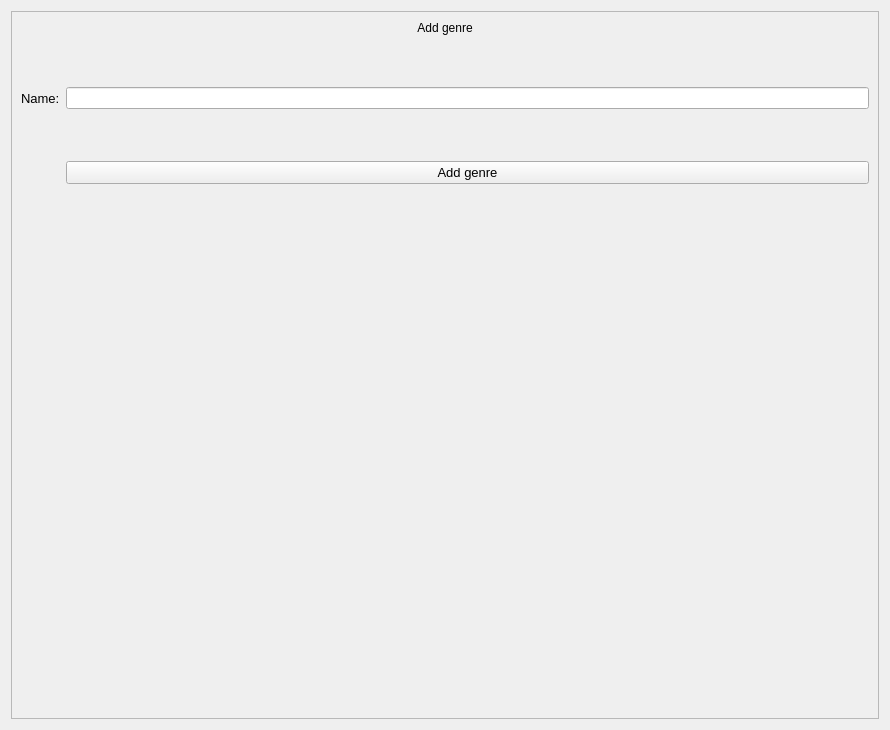
nisaia/P-yQt-ersonal-management-system, file assets/XML/addGenre_window.ui: the form before one commit.
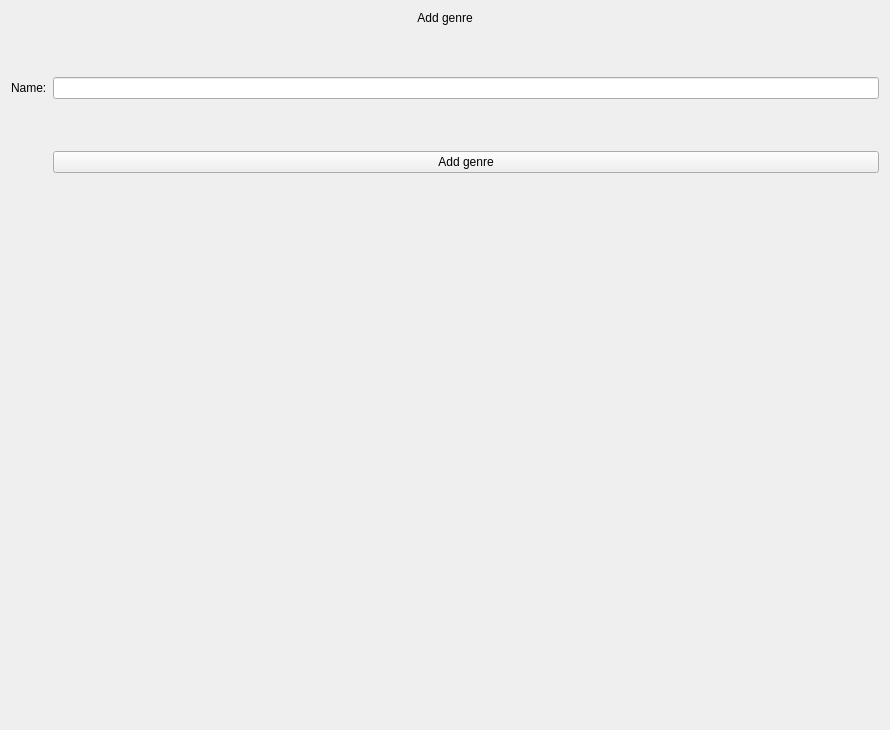
The form after the commit.

What changed in the file:
```diff
--- a/assets/XML/addGenre_window.ui
+++ b/assets/XML/addGenre_window.ui
@@ -13,98 +13,64 @@
   <property name="windowTitle">
    <string>Form</string>
   </property>
-  <property name="styleSheet">
-   <string notr="true">QLabel#addCategory_label {
-	background-color: green;
-}</string>
-  </property>
-  <layout class="QVBoxLayout" name="verticalLayout">
-   <item>
-    <widget class="QFrame" name="frame">
-     <property name="font">
-      <font>
-       <pointsize>14</pointsize>
-      </font>
+  <layout class="QFormLayout" name="formLayout">
+   <item row="0" column="0" colspan="2">
+    <widget class="QLabel" name="addGenre_label">
+     <property name="text">
+      <string>Add genre</string>
      </property>
-     <property name="frameShape">
-      <enum>QFrame::StyledPanel</enum>
+     <property name="alignment">
+      <set>Qt::AlignCenter</set>
      </property>
-     <property name="frameShadow">
-      <enum>QFrame::Raised</enum>
+    </widget>
+   </item>
+   <item row="1" column="0" colspan="2">
+    <spacer name="verticalSpacer">
+     <property name="orientation">
+      <enum>Qt::Vertical</enum>
      </property>
-     <layout class="QFormLayout" name="formLayout">
-      <item row="2" column="0">
-       <widget class="QLabel" name="genreName_label">
-        <property name="font">
-         <font>
-          <pointsize>10</pointsize>
-          <weight>50</weight>
-          <bold>false</bold>
-         </font>
-        </property>
-        <property name="text">
-         <string>Name:</string>
-        </property>
-       </widget>
-      </item>
-      <item row="2" column="1">
-       <widget class="QLineEdit" name="genreName_lineEdit"/>
-      </item>
-      <item row="4" column="1">
-       <widget class="QPushButton" name="addGenre_button">
-        <property name="font">
-         <font>
-          <pointsize>10</pointsize>
-         </font>
-        </property>
-        <property name="text">
-         <string>Add genre</string>
-        </property>
-       </widget>
-      </item>
-      <item row="0" column="0" colspan="2">
-       <widget class="QLabel" name="label">
-        <property name="text">
-         <string>Add genre</string>
-        </property>
-        <property name="alignment">
-         <set>Qt::AlignCenter</set>
-        </property>
-       </widget>
-      </item>
-      <item row="1" column="0" colspan="2">
-       <spacer name="verticalSpacer_2">
-        <property name="orientation">
-         <enum>Qt::Vertical</enum>
-        </property>
-        <property name="sizeType">
-         <enum>QSizePolicy::Preferred</enum>
-        </property>
-        <property name="sizeHint" stdset="0">
-         <size>
-          <width>20</width>
-          <height>40</height>
-         </size>
-        </property>
-       </spacer>
-      </item>
-      <item row="3" column="0" colspan="2">
-       <spacer name="verticalSpacer">
-        <property name="orientation">
-         <enum>Qt::Vertical</enum>
-        </property>
-        <property name="sizeType">
-         <enum>QSizePolicy::Preferred</enum>
-        </property>
-        <property name="sizeHint" stdset="0">
-         <size>
-          <width>20</width>
-          <height>40</height>
-         </size>
-        </property>
-       </spacer>
-      </item>
-     </layout>
+     <property name="sizeType">
+      <enum>QSizePolicy::Preferred</enum>
+     </property>
+     <property name="sizeHint" stdset="0">
+      <size>
+       <width>20</width>
+       <height>40</height>
+      </size>
+     </property>
+    </spacer>
+   </item>
+   <item row="2" column="0">
+    <widget class="QLabel" name="genreName_label">
+     <property name="text">
+      <string>Name:</string>
+     </property>
+    </widget>
+   </item>
+   <item row="2" column="1">
+    <widget class="QLineEdit" name="genreName_lineEdit"/>
+   </item>
+   <item row="3" column="0" colspan="2">
+    <spacer name="verticalSpacer_2">
+     <property name="orientation">
+      <enum>Qt::Vertical</enum>
+     </property>
+     <property name="sizeType">
+      <enum>QSizePolicy::Preferred</enum>
+     </property>
+     <property name="sizeHint" stdset="0">
+      <size>
+       <width>20</width>
+       <height>40</height>
+      </size>
+     </property>
+    </spacer>
+   </item>
+   <item row="4" column="1">
+    <widget class="QPushButton" name="addGenre_button">
+     <property name="text">
+      <string>Add genre</string>
+     </property>
     </widget>
    </item>
   </layout>
```
